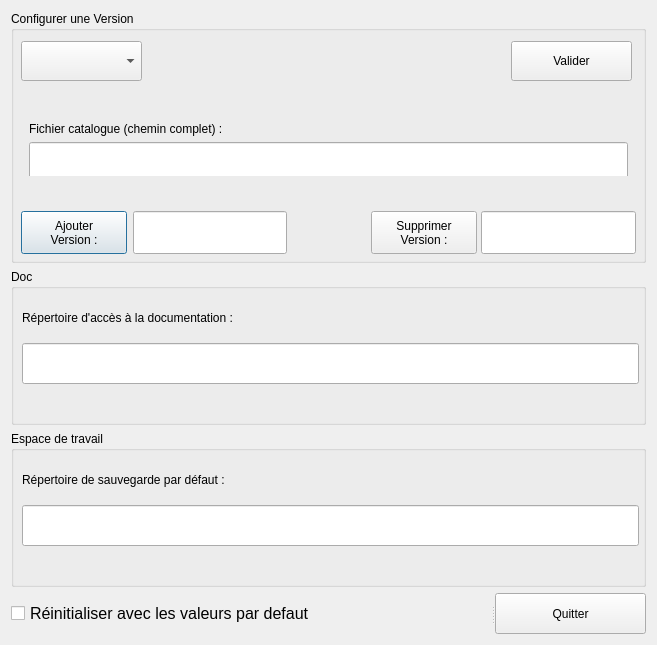
Old version of the form UiQT4/OptionsCuve.ui in the repository SalomePlatform/eficas_tools.
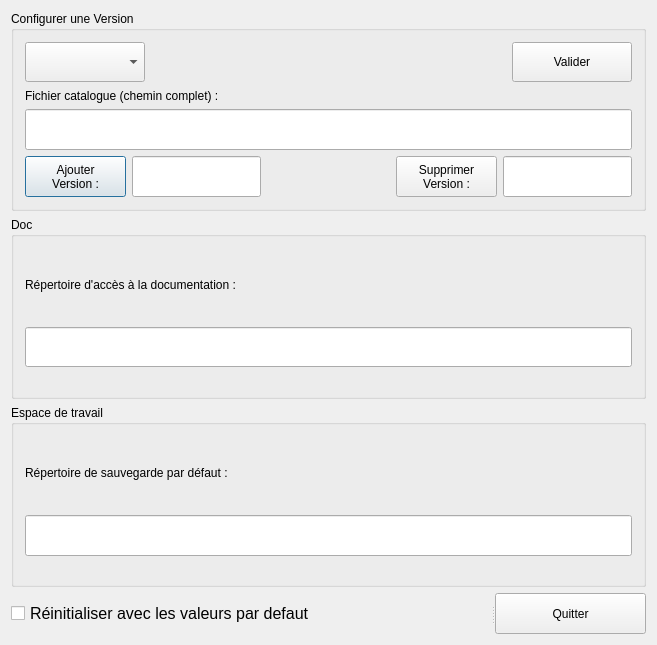
New version of the form.

Diff of the .ui file:
```diff
--- a/UiQT4/OptionsCuve.ui
+++ b/UiQT4/OptionsCuve.ui
@@ -12,13 +12,13 @@
   <property name="windowTitle" >
    <string>Option TURNS</string>
   </property>
-  <layout class="QGridLayout" name="gridLayout" >
-   <item row="0" column="0" >
-    <widget class="QGroupBox" name="groupBox1" >
-     <property name="minimumSize" >
+  <layout class="QGridLayout" name="gridLayout">
+   <item row="0" column="0">
+    <widget class="QGroupBox" name="groupBox1">
+     <property name="minimumSize">
       <size>
        <width>635</width>
-       <height>252</height>
+       <height>200</height>
       </size>
      </property>
      <property name="maximumSize" >
@@ -30,18 +30,14 @@
      <property name="title" >
       <string>Configurer une Version</string>
      </property>
-     <widget class="QComboBox" name="CBVersions" >
-      <property name="geometry" >
-       <rect>
-        <x>10</x>
-        <y>30</y>
-        <width>121</width>
-        <height>40</height>
-       </rect>
-      </property>
-      <property name="minimumSize" >
+     <layout class="QVBoxLayout" name="verticalLayout_4">
+      <item>
+       <layout class="QHBoxLayout" name="horizontalLayout">
+        <item>
+         <widget class="QComboBox" name="CBVersions">
+          <property name="minimumSize">
        <size>
-        <width>0</width>
+            <width>120</width>
         <height>40</height>
        </size>
       </property>
@@ -52,18 +48,31 @@
        </size>
       </property>
      </widget>
-     <widget class="QPushButton" name="Bok" >
-      <property name="geometry" >
-       <rect>
-        <x>500</x>
-        <y>30</y>
-        <width>121</width>
-        <height>40</height>
-       </rect>
-      </property>
-      <property name="minimumSize" >
+        </item>
+        <item>
+         <spacer name="horizontalSpacer">
+          <property name="minimumSize">
+           <size>
+            <width>120</width>
+            <height>0</height>
+           </size>
+          </property>
+          <property name="orientation">
+           <enum>Qt::Horizontal</enum>
+          </property>
+          <property name="sizeHint" stdset="0">
        <size>
-        <width>90</width>
+            <width>117</width>
+            <height>20</height>
+           </size>
+          </property>
+         </spacer>
+        </item>
+        <item>
+         <widget class="QPushButton" name="Bok">
+          <property name="minimumSize">
+           <size>
+            <width>120</width>
         <height>40</height>
        </size>
       </property>
@@ -80,91 +89,14 @@
        <bool>false</bool>
       </property>
      </widget>
-     <widget class="QPushButton" name="PBajout" >
-      <property name="geometry" >
-       <rect>
-        <x>10</x>
-        <y>200</y>
-        <width>106</width>
-        <height>43</height>
-       </rect>
-      </property>
-      <property name="minimumSize" >
-       <size>
-        <width>101</width>
-        <height>41</height>
-       </size>
-      </property>
-      <property name="text" >
-       <string>Ajouter
-Version :</string>
-      </property>
-     </widget>
-     <widget class="QLineEdit" name="LEVersionAjout" >
-      <property name="geometry" >
-       <rect>
-        <x>122</x>
-        <y>200</y>
-        <width>154</width>
-        <height>43</height>
-       </rect>
-      </property>
-      <property name="minimumSize" >
-       <size>
-        <width>101</width>
-        <height>41</height>
-       </size>
-      </property>
-     </widget>
-     <widget class="QPushButton" name="PBSup" >
-      <property name="geometry" >
-       <rect>
-        <x>360</x>
-        <y>200</y>
-        <width>106</width>
-        <height>43</height>
-       </rect>
-      </property>
-      <property name="minimumSize" >
-       <size>
-        <width>101</width>
-        <height>41</height>
-       </size>
-      </property>
-      <property name="text" >
-       <string>Supprimer
-Version :</string>
-      </property>
-     </widget>
-     <widget class="QLineEdit" name="LEVersionSup" >
-      <property name="geometry" >
-       <rect>
-        <x>470</x>
-        <y>200</y>
-        <width>155</width>
-        <height>43</height>
-       </rect>
-      </property>
-      <property name="minimumSize" >
-       <size>
-        <width>0</width>
-        <height>41</height>
-       </size>
-      </property>
-     </widget>
-     <widget class="QWidget" name="layoutWidget" >
-      <property name="geometry" >
-       <rect>
-        <x>7</x>
-        <y>100</y>
-        <width>621</width>
-        <height>65</height>
-       </rect>
-      </property>
-      <layout class="QVBoxLayout" name="verticalLayout" >
+        </item>
+       </layout>
+      </item>
        <item>
-        <widget class="QLabel" name="textLabel1_3" >
-         <property name="text" >
+       <layout class="QVBoxLayout" name="verticalLayout">
+        <item>
+         <widget class="QLabel" name="textLabel1_3">
+          <property name="text">
           <string>Fichier catalogue (chemin complet) :</string>
          </property>
          <property name="wordWrap" >
@@ -186,36 +118,96 @@
         </widget>
        </item>
       </layout>
-     </widget>
-    </widget>
-   </item>
-   <item row="1" column="0" >
-    <widget class="QGroupBox" name="groupBox3" >
-     <property name="minimumSize" >
+      </item>
+      <item>
+       <layout class="QHBoxLayout" name="horizontalLayout_2">
+        <item>
+         <widget class="QPushButton" name="PBajout">
+          <property name="minimumSize">
+           <size>
+            <width>101</width>
+            <height>41</height>
+           </size>
+          </property>
+          <property name="text">
+           <string>Ajouter
+Version :</string>
+          </property>
+         </widget>
+        </item>
+        <item>
+         <widget class="QLineEdit" name="LEVersionAjout">
+          <property name="minimumSize">
+           <size>
+            <width>101</width>
+            <height>41</height>
+           </size>
+          </property>
+         </widget>
+        </item>
+        <item>
+         <spacer name="horizontalSpacer_2">
+          <property name="orientation">
+           <enum>Qt::Horizontal</enum>
+          </property>
+          <property name="sizeHint" stdset="0">
+           <size>
+            <width>40</width>
+            <height>20</height>
+           </size>
+          </property>
+         </spacer>
+        </item>
+        <item>
+         <widget class="QPushButton" name="PBSup">
+          <property name="minimumSize">
+           <size>
+            <width>101</width>
+            <height>41</height>
+           </size>
+          </property>
+          <property name="text">
+           <string>Supprimer
+Version :</string>
+          </property>
+         </widget>
+        </item>
+        <item>
+         <widget class="QLineEdit" name="LEVersionSup">
+          <property name="minimumSize">
+           <size>
+            <width>0</width>
+            <height>41</height>
+           </size>
+          </property>
+         </widget>
+        </item>
+       </layout>
+      </item>
+     </layout>
+    </widget>
+   </item>
+   <item row="1" column="0">
+    <widget class="QGroupBox" name="groupBox3">
+     <property name="minimumSize">
       <size>
        <width>548</width>
-       <height>90</height>
+       <height>0</height>
       </size>
      </property>
      <property name="title" >
       <string>Doc</string>
      </property>
-     <widget class="QLabel" name="textLabel1" >
-      <property name="geometry" >
-       <rect>
-        <x>11</x>
-        <y>28</y>
-        <width>617</width>
-        <height>41</height>
-       </rect>
-      </property>
-      <property name="minimumSize" >
+     <layout class="QVBoxLayout" name="verticalLayout_2">
+      <item>
+       <widget class="QLabel" name="textLabel1">
+        <property name="minimumSize">
        <size>
-        <width>613</width>
-        <height>41</height>
-       </size>
-      </property>
-      <property name="maximumSize" >
+          <width>0</width>
+          <height>0</height>
+         </size>
+        </property>
+        <property name="maximumSize">
        <size>
         <width>16777215</width>
         <height>41</height>
@@ -228,54 +220,44 @@
        <bool>false</bool>
       </property>
      </widget>
-     <widget class="QLineEdit" name="LERepDoc" >
-      <property name="geometry" >
-       <rect>
-        <x>11</x>
-        <y>74</y>
-        <width>617</width>
-        <height>41</height>
-       </rect>
-      </property>
-      <property name="minimumSize" >
+      </item>
+      <item>
+       <widget class="QLineEdit" name="LERepDoc">
+        <property name="minimumSize">
        <size>
         <width>520</width>
-        <height>41</height>
-       </size>
-      </property>
-      <property name="text" >
+          <height>40</height>
+         </size>
+        </property>
+        <property name="text">
        <string/>
       </property>
      </widget>
+      </item>
+     </layout>
     </widget>
    </item>
-   <item row="2" column="0" >
-    <widget class="QGroupBox" name="groupBox3_2" >
-     <property name="minimumSize" >
+   <item row="2" column="0">
+    <widget class="QGroupBox" name="groupBox3_2">
+     <property name="minimumSize">
       <size>
        <width>548</width>
-       <height>90</height>
+       <height>0</height>
       </size>
      </property>
      <property name="title" >
       <string>Espace de travail</string>
      </property>
-     <widget class="QLabel" name="textLabel1_4" >
-      <property name="geometry" >
-       <rect>
-        <x>11</x>
-        <y>28</y>
-        <width>617</width>
-        <height>41</height>
-       </rect>
-      </property>
-      <property name="minimumSize" >
+     <layout class="QVBoxLayout" name="verticalLayout_3">
+      <item>
+       <widget class="QLabel" name="textLabel1_4">
+        <property name="minimumSize">
        <size>
-        <width>613</width>
-        <height>41</height>
-       </size>
-      </property>
-      <property name="maximumSize" >
+          <width>0</width>
+          <height>0</height>
+         </size>
+        </property>
+        <property name="maximumSize">
        <size>
         <width>16777215</width>
         <height>41</height>
@@ -288,16 +270,10 @@
        <bool>false</bool>
       </property>
      </widget>
-     <widget class="QLineEdit" name="LESaveDir" >
-      <property name="geometry" >
-       <rect>
-        <x>11</x>
-        <y>74</y>
-        <width>617</width>
-        <height>41</height>
-       </rect>
-      </property>
-      <property name="minimumSize" >
+      </item>
+      <item>
+       <widget class="QLineEdit" name="LESaveDir">
+        <property name="minimumSize">
        <size>
         <width>520</width>
         <height>41</height>
@@ -307,6 +283,8 @@
        <string/>
       </property>
      </widget>
+      </item>
+     </layout>
     </widget>
    </item>
    <item row="3" column="0" >
@@ -351,7 +329,7 @@
    </item>
   </layout>
  </widget>
- <layoutdefault spacing="6" margin="11" />
+ <layoutdefault spacing="6" margin="11"/>
  <pixmapfunction>qPixmapFromMimeSource</pixmapfunction>
  <resources/>
  <connections/>
```
Left out of the diff: 65 changed lines with no effect on the pictures. Lines whose indentation alone changed are shown as unchanged.
